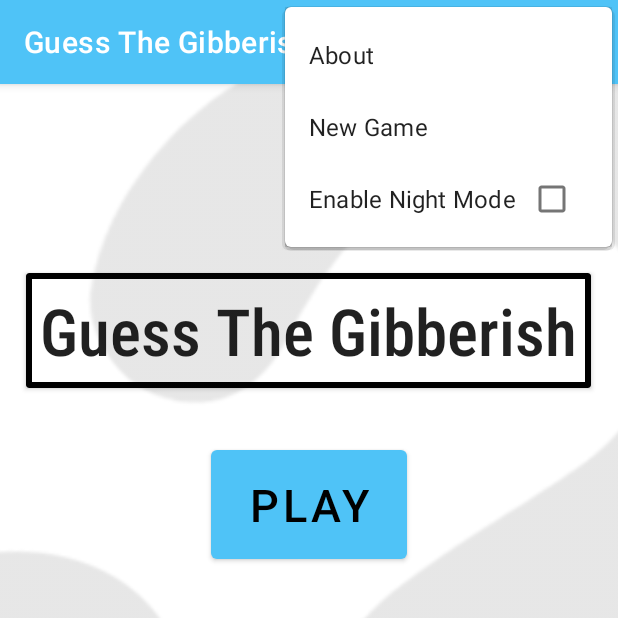
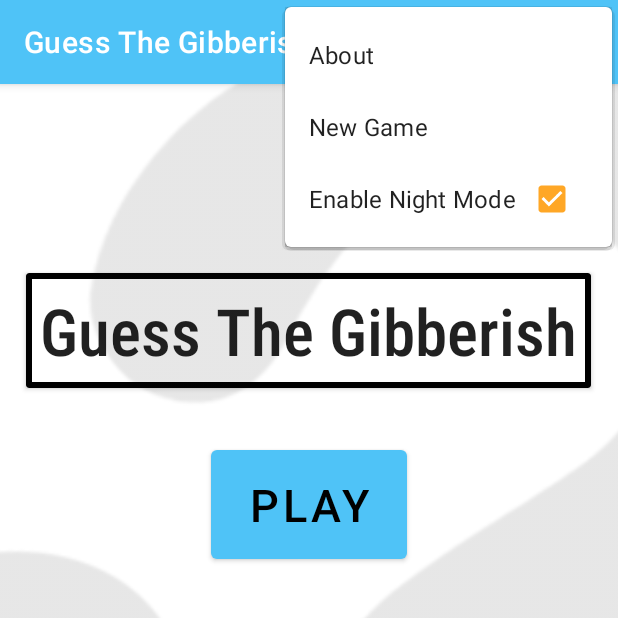
Before and after one commit to ahuvac/Guess_The_Gibberish, an Android app: the screen it shows after launch (MainActivity), with the options menu open, on a phone screen of 412 x 824 dp, the top half of it. Run offline under Robolectric (Android 15) with nearby library versions, the light colour scheme and no system bars; 1 statement that could not run was skipped.

Commit message:
night background

```diff
--- a/app/src/main/java/com/example/guess_the_gibberish/MainActivity.java
+++ b/app/src/main/java/com/example/guess_the_gibberish/MainActivity.java
@@ -3,6 +3,7 @@ package com.example.guess_the_gibberish;
 import android.content.Intent;
 import android.os.Bundle;
 import android.preference.PreferenceManager;
+import android.util.Log;
 import android.view.Menu;
 import android.view.MenuItem;
 import android.view.View;
@@ -19,16 +20,17 @@ import static lib.Utils.showInfoDialog;
 
 public class MainActivity extends AppCompatActivity {
     Button button;
-    private boolean mPrefAllowNightMode;
     private String mKEY_NIGHT_MODE;
     private boolean mUseNightMode;
 
     @Override
     protected void onCreate(Bundle savedInstanceState) {
         super.onCreate(savedInstanceState);
-        Utils.setNightModeOnOffFromPreferenceValue(getApplicationContext(), "Night Mode");
+        setContentView(R.layout.activity_main);
         PreferenceManager.setDefaultValues(this, R.xml.root_preferences, false);
-        setContentView(R.layout.activity_main);
+        mKEY_NIGHT_MODE = getString(R.string.night_mode_key);
+        Utils.setNightModeOnOffFromPreferenceValue(getApplicationContext(), mKEY_NIGHT_MODE);
+        mUseNightMode = Utils.isNightModePrefOn(this, mKEY_NIGHT_MODE);
         setUpButtons();
         setupToolbar();
         setupFAB();
@@ -65,7 +67,7 @@ public class MainActivity extends AppCompatActivity {
 
     @Override
     public boolean onPrepareOptionsMenu(Menu menu) {
-        menu.findItem(R.id.night_mode).setChecked(mPrefAllowNightMode);
+        menu.findItem(R.id.night_mode).setChecked(mUseNightMode);
         return super.onPrepareOptionsMenu((menu));
     }
 
@@ -77,12 +79,24 @@ public class MainActivity extends AppCompatActivity {
             showAbout();
             return true;
         }
-        if (id == R.id.start_game) {
+        else if (id == R.id.start_game) {
             openNewActivity();
+            return true;
+        }
+        else if (id == R.id.night_mode) {
+            Log.d("Night" , " Night Mode: " + mUseNightMode);
+            handleNightModeClick(item);
             return true;
         }
 
         return super.onOptionsItemSelected(item);
+    }
+
+    private void handleNightModeClick(MenuItem item) {
+        item.setChecked(!item.isChecked());
+        mUseNightMode = item.isChecked();
+        Log.d("Night" , " Night Mode: " + mUseNightMode);
+        Utils.setNightModeOnOrOff(mUseNightMode);
     }
 
     private void showAbout() {
--- a/app/src/main/java/com/example/guess_the_gibberish/QuestionActivity.java
+++ b/app/src/main/java/com/example/guess_the_gibberish/QuestionActivity.java
@@ -1,6 +1,8 @@
 package com.example.guess_the_gibberish;
 
 import android.content.Intent;
+import android.graphics.Color;
+import android.graphics.drawable.ColorDrawable;
 import android.os.Bundle;
 import android.os.Handler;
 import android.view.MenuItem;
@@ -117,6 +119,7 @@ public class QuestionActivity extends AppCompatActivity {
         ActionBar actionBar = getSupportActionBar();
         if (actionBar != null) {
             actionBar.setDisplayHomeAsUpEnabled(true);
+            actionBar.setBackgroundDrawable(new ColorDrawable(getResources().getColor(R.color.primaryColor)));
         }
     }
 
--- a/app/src/main/java/lib/Utils.java
+++ b/app/src/main/java/lib/Utils.java
@@ -32,7 +32,7 @@ public class Utils {
         AppCompatDelegate.setDefaultNightMode(setToOn ? onMode : MODE_NIGHT_NO);
     }
 
-    private static boolean isNightModePrefOn(Context context, String keyNightMode) {
+    public static boolean isNightModePrefOn(Context context, String keyNightMode) {
         SharedPreferences defaultSharedPreferences = PreferenceManager.getDefaultSharedPreferences(context);
         return defaultSharedPreferences.getBoolean(keyNightMode, true);
     }
--- a/app/src/main/res/layout/content_main.xml
+++ b/app/src/main/res/layout/content_main.xml
@@ -21,7 +21,7 @@
             style="@style/default_style"
             android:layout_gravity="center"
             android:layout_margin="@dimen/slim_margin"
-            android:background="@color/white"
+            android:background="@color/defaultBackgroundColor"
             android:fontFamily="sans-serif-condensed-medium"
             android:gravity="center"
             android:text="@string/app_name"
--- a/app/src/main/res/layout/question_page.xml
+++ b/app/src/main/res/layout/question_page.xml
@@ -11,7 +11,7 @@
         style="@style/default_style"
         android:layout_gravity="center"
         android:layout_margin="@dimen/slim_margin"
-        android:background="@color/white"
+        android:background="@color/defaultBackgroundColor"
         android:fontFamily="sans-serif-condensed-medium"
         android:gravity="center"
         android:padding="5dp"
--- a/app/src/main/res/values-night/colors.xml
+++ b/app/src/main/res/values-night/colors.xml
@@ -1,6 +1,6 @@
 <?xml version="1.0" encoding="utf-8"?>
 <resources>
-    <color name="defaultBackgroundColor">@android:color/background_dark</color>
+    <color name="defaultBackgroundColor">@android:color/darker_gray</color>
 
     <!-- For colored text; default is black/dark-gray (Day) or white/light-gray (Night) -->
     <color name="primaryTextColoredColor">@color/primaryDarkColor</color>
--- a/app/src/main/res/values/themes.xml
+++ b/app/src/main/res/values/themes.xml
@@ -19,7 +19,7 @@
         <item name="windowNoTitle">true</item>
     </style>
 
-    <style name="Theme.GuessTheGibberish.AppBarOverlay" parent="ThemeOverlay.AppCompat.Dark.ActionBar" />
+    <style name="Theme.GuessTheGibberish.AppBarOverlay" parent="ThemeOverlay.MaterialComponents.Dark.ActionBar" />
 
-    <style name="Theme.GuessTheGibberish.PopupOverlay" parent="ThemeOverlay.AppCompat.Light" />
+    <style name="Theme.GuessTheGibberish.PopupOverlay" parent="ThemeOverlay.MaterialComponents.Light" />
 </resources>
```
Also changed, not shown: app/src/main/res/drawable-night/question_mark.png (added).
